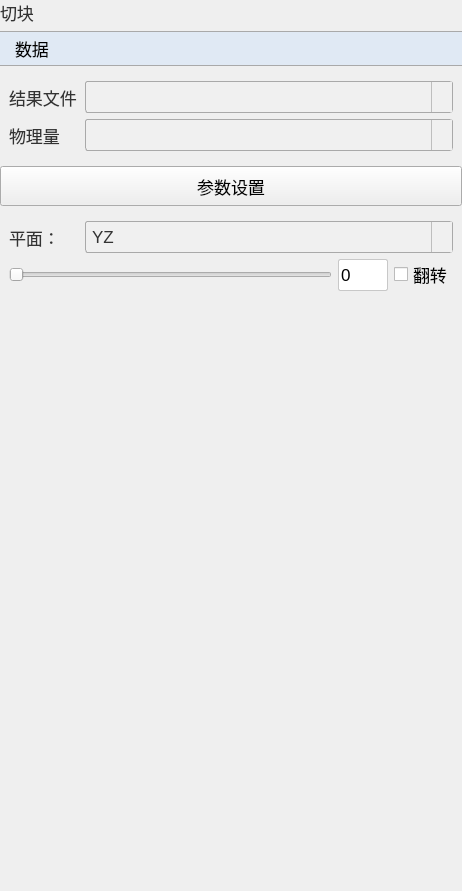
asd977/base_cae, file plugins/Base_PostProcessing/BlockSettingsWidget.ui: the form before one commit.
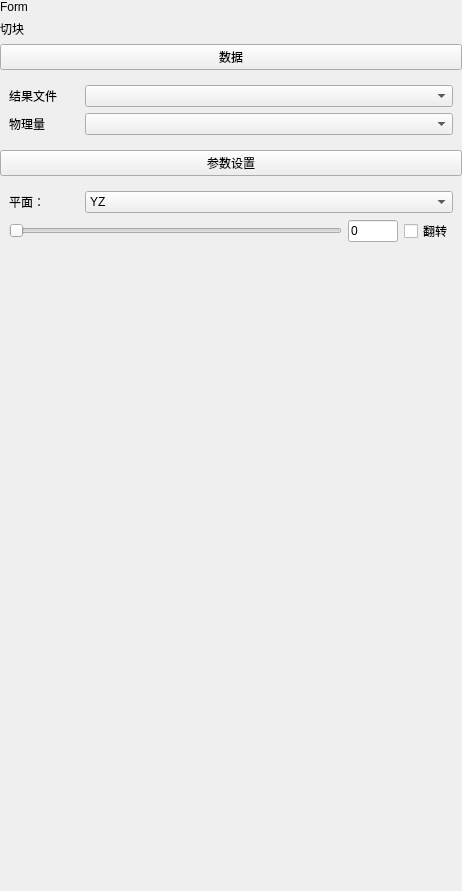
The form after the commit. Icons and pictures are not drawn.

Commit message: fix(ui): place verticalSpacer at page root layout end

The edit to the form file:
```diff
--- a/plugins/Base_PostProcessing/BlockSettingsWidget.ui
+++ b/plugins/Base_PostProcessing/BlockSettingsWidget.ui
@@ -13,104 +13,6 @@
   <property name="windowTitle">
    <string>Form</string>
   </property>
-  <property name="styleSheet">
-   <string notr="true">QWidget{
-font-family: &quot;Microsoft YaHei&quot;, &quot;微软雅黑&quot;;
-}
-QPushButton {
-    font-size: 17px;
-    min-height: 32px;
-}
-QPushButton#pushButton {
-    background-color: rgb(224, 233, 244);
-    border-width: 1px;
-    border-color: rgb(121, 121, 121);
-    border-style: solid;
-    min-height: 33px;
-    border-top: 1px solid rgb(169, 169, 169);
-    border-bottom: 1px solid rgb(169, 169, 169);
-    border-left: none;
-    border-right: none;
-    text-align: left;
-    padding-left: 15px;
-    font-size: 17px;
-}
-QLabel {
-    font-size: 17px;
-    color: rgb(51, 51, 51);
-}
-QLabel#pageNameLabel {
-    font-size: 20px;
-    padding-left: 9px;
-    color: rgb(53, 103, 147);
-}
-QLineEdit, QTextEdit, QPlainTextEdit, QSpinBox, QDoubleSpinBox, QDateTimeEdit {
-    border: 1px solid rgb(200, 200, 200);
-    border-radius: 2px;
-    font-size: 17px;
-    min-height: 30px;
-}
-QLineEdit:focus, QTextEdit:focus, QPlainTextEdit:focus,
-QSpinBox:focus, QDoubleSpinBox:focus, QDateTimeEdit:focus {
-    border-color: rgb(100, 100, 255);
-    outline: none;
-}
-QComboBox {
-    font-size: 17px;
-    color: rgb(51, 51, 51);
-    padding-left: 6px;
-    background: rgb(240, 240, 240);
-    border: 1px solid rgb(169, 169, 169);
-    border-radius: 3px;
-    min-height: 30px;
-}
-QComboBox::drop-down {
-    subcontrol-origin: padding;
-    subcontrol-position: top right;
-    width: 20px;
-    background: rgb(240, 240, 240);
-    border-left: 1px solid rgb(190, 190, 190);
-}
-QComboBox::down-arrow {
-    image: url(:/resources/arrow_down_drawn.svg);
-    width: 12px;
-    height: 12px;
-}
-QSpinBox::up-button, QDoubleSpinBox::up-button {
-    subcontrol-origin: border;
-    subcontrol-position: top right;
-    width: 18px;
-    border-left: 1px solid rgb(190, 190, 190);
-    border-bottom: 1px solid rgb(210, 210, 210);
-    background: rgb(240, 240, 240);
-}
-QSpinBox::down-button, QDoubleSpinBox::down-button {
-    subcontrol-origin: border;
-    subcontrol-position: bottom right;
-    width: 18px;
-    border-left: 1px solid rgb(190, 190, 190);
-    background: rgb(240, 240, 240);
-}
-QSpinBox::up-arrow, QDoubleSpinBox::up-arrow {
-    image: url(:/resources/arrow_up_drawn.svg);
-    width: 10px;
-    height: 10px;
-}
-QSpinBox::down-arrow, QDoubleSpinBox::down-arrow {
-    image: url(:/resources/arrow_down_drawn.svg);
-    width: 10px;
-    height: 10px;
-}
-QRadioButton, QCheckBox, QGroupBox {
-    font-size: 17px;
-}
-QTableWidget, QTreeWidget, QListWidget {
-    font-size: 16px;
-    gridline-color: rgb(210, 210, 210);
-}
-
-</string>
-  </property>
   <layout class="QVBoxLayout" name="verticalLayout_2">
    <property name="leftMargin">
     <number>0</number>
@@ -124,7 +26,14 @@
    <property name="bottomMargin">
     <number>0</number>
    </property>
-   <item>
+      <item>
+    <widget class="QLabel" name="pageNameLabel">
+     <property name="text">
+      <string>Form</string>
+     </property>
+    </widget>
+   </item>
+<item>
     <widget class="QLabel" name="label">
      <property name="sizePolicy">
       <sizepolicy hsizetype="Preferred" vsizetype="Maximum">
```
Left out of the diff: 10 changed lines with no effect on the pictures. The commit also changes 45 other files.
